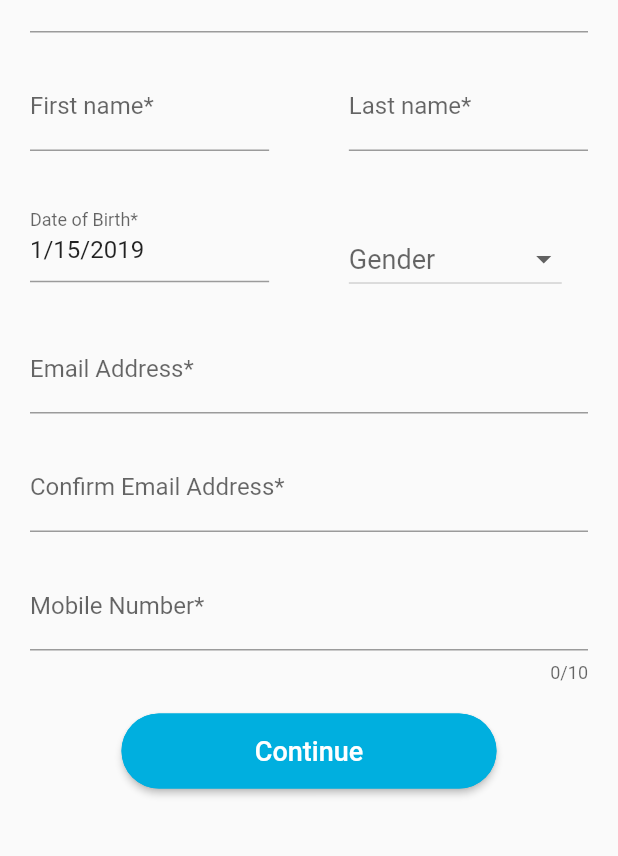
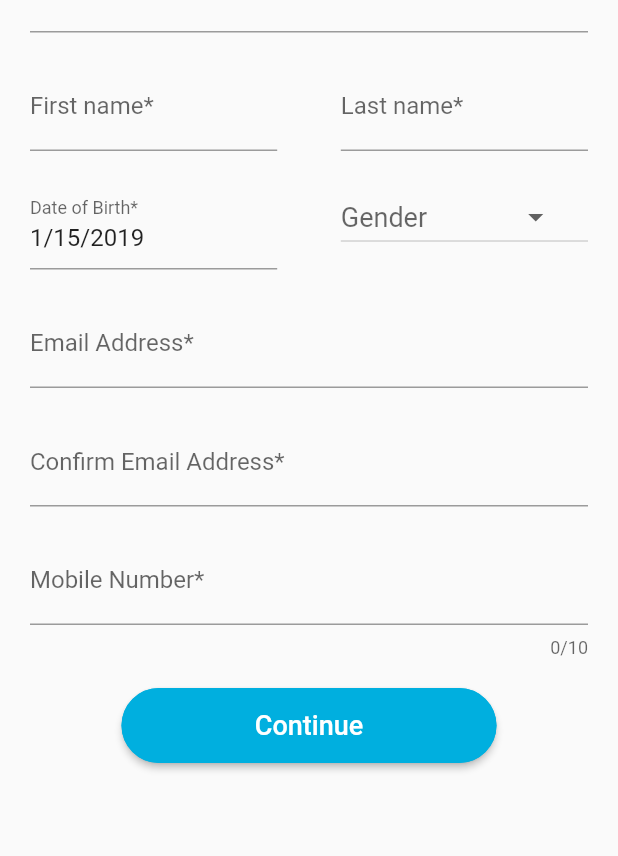
Before and after one commit to Ahmed-Husnein-Choudhury/Flutter-app-1, a Flutter app: the MemberRegistration screen opened by its route, on a phone screen of 412 x 824 dp, the part 380-1236 px from its top. Run offline on Flutter 3.47's test engine with Material 2 defaults, Android fonts, the light colour scheme and no system bars; our stand-ins replace camera, image_picker, percent_indicator, shared_preferences, video_player; missing offline and left inert: flutter_cupertino_date_picker, simple_permissions; accounts and stored records are empty.

Commit message:
QA v3 completed.

```diff
--- a/lib/screens/member_registration.dart
+++ b/lib/screens/member_registration.dart
@@ -432,7 +432,10 @@ class _MemberRegistrationState extends State<MemberRegistration> {
 
   // widget for choosing date of birth
   Widget dobField(BuildContext context) {
-    return TextField(
+    return
+      Container(
+        width: MediaQuery.of(context).size.width/2.5,
+      child:TextField(
       keyboardType: TextInputType.datetime,
       controller: dobController,
       textInputAction: TextInputAction.none,
@@ -441,7 +444,7 @@ class _MemberRegistrationState extends State<MemberRegistration> {
       decoration: InputDecoration(
         labelText: "Date of Birth*",
       ),
-    );
+    ));
   }
 
   // defining the instructional text widget
@@ -473,43 +476,57 @@ class _MemberRegistrationState extends State<MemberRegistration> {
 
   // first name widget
   Widget firstNameField() {
-    return TextFormField(
+    return Container(
+      width: MediaQuery.of(context).size.width/2.5,
+      child:TextFormField(
       validator: validateFirstName,
       onSaved: (String firstName) {
         this.firstName = firstName;
       },
       decoration: InputDecoration(labelText: "First name*"),
-    );
+    ));
   }
 
   // last name widget
   Widget lastNameField() {
-    return TextFormField(
+    return Container(
+        width: MediaQuery.of(context).size.width/2.5,
+        child:TextFormField(
       validator: validateLastName,
       onSaved: (String lastName) {
         this.lastName = lastName;
       },
       decoration: InputDecoration(labelText: "Last name*"),
-    );
+    ));
   }
 
   // name widget
   Widget nameFieldRow() {
     return Container(
-      child: Row(
+//      child: Row(
+//        children: <Widget>[
+//          Expanded(
+//            child: firstNameField(),
+//            flex: 3,
+//          ),
+//          Expanded(
+//            child: SizedBox(),
+//            flex: 1,
+//          ),
+//          Expanded(
+//            child: lastNameField(),
+//            flex: 3,
+//          ),
+//        ],
+//      ),
+    child: Stack(
       children: <Widget>[
-          Expanded(
+        Align(alignment: Alignment.centerLeft,
         child: firstNameField(),
-            flex: 3,
         ),
-          Expanded(
-            child: SizedBox(),
-            flex: 1,
-          ),
-          Expanded(
+        Align(alignment: Alignment.centerRight,
         child: lastNameField(),
-            flex: 3,
-          ),
+        )
       ],
     ),
     );
@@ -523,11 +540,8 @@ class _MemberRegistrationState extends State<MemberRegistration> {
 
   // gender widget
   Widget genderWidget() {
-    return Row(
-      mainAxisAlignment: MainAxisAlignment.start,
-      children: <Widget>[
-        Container(
-          padding: EdgeInsets.only(top: 28.0),
+    return Container(
+      width: MediaQuery.of(context).size.width/2.5,
             child: DropdownButton(
           hint: Text("Gender",style: TextStyle(fontSize:18.0 ),),
           value: gender,
@@ -538,8 +552,8 @@ class _MemberRegistrationState extends State<MemberRegistration> {
             _setGender(gender);
           },
         ))
-      ],
-    );
+
+    ;
   }
 
   // email widget
@@ -621,8 +635,6 @@ class _MemberRegistrationState extends State<MemberRegistration> {
                 nameFieldRow(),
                 spacer(gapHeight: 20.0),
                 dobFieldGenderRow(context),
-//              spacer(gapHeight: 20.0),
-//              genderWidget(),
                 spacer(gapHeight: 20.0),
                 emailField(),
                 spacer(gapHeight: 20.0),
@@ -640,17 +652,30 @@ class _MemberRegistrationState extends State<MemberRegistration> {
 
   Widget dobFieldGenderRow(BuildContext context) {
     return Container(
-      child: Row(
-       // crossAxisAlignment: CrossAxisAlignment.baseline,
+
+//      child: Row(
+//       // crossAxisAlignment: CrossAxisAlignment.baseline,
+//        children: <Widget>[
+//          Expanded(
+//            child: dobField(context),
+//            flex: 3,
+//          ),
+//          Expanded(child: SizedBox(),flex: 1,),
+//          Expanded(
+//            child: genderWidget(),
+//            flex: 3,
+//          )
+//        ],
+//      ),
+    child: Stack(
       children: <Widget>[
-          Expanded(
-            child: dobField(context),
-            flex: 3,
+        Align(
+          alignment: Alignment.centerLeft,
+          child:  dobField(context)
         ),
-          Expanded(child: SizedBox(),flex: 1,),
-          Expanded(
+        Align(
+          alignment: Alignment.bottomRight,
           child: genderWidget(),
-            flex: 3,
         )
       ],
     ),
--- a/lib/screens/referrals_and_authorizations.dart
+++ b/lib/screens/referrals_and_authorizations.dart
@@ -24,7 +24,7 @@ class _ReferralsAndAuthorizationsState extends State<ReferralsAndAuthorizations>
                 fontWeight: FontWeight.bold,
                 height: 1.0,
                 fontSize: 15.0,
-                color: Color(0XFF6A6A6A)
+                color: Color(0XFFA9A9A9)
               ),
             ),
             SizedBox(
@@ -33,9 +33,9 @@ class _ReferralsAndAuthorizationsState extends State<ReferralsAndAuthorizations>
             Text(
               subTitle,
               style: TextStyle(
-                  color: Colors.grey,
+                  color: Colors.black,
                   height: 1.0,
-                  fontSize: 13.0
+                  fontSize: 13.0,
               ),
             )
           ],
--- a/lib/screens/your_plan_details.dart
+++ b/lib/screens/your_plan_details.dart
@@ -47,7 +47,7 @@ class _State extends State<YourPlanDetails> {
       animationDuration: 2000,
       lineHeight: 30.0,
       percent: getCopayPercentage(copay),
-      center: Text("\$${copay.toString()} out of \$200.00",style: TextStyle(color: Colors.white),),
+      center: Text("\$${copay.toStringAsFixed(2)} out of \$200.00",style: TextStyle(color: Colors.white),),
       linearStrokeCap: LinearStrokeCap.roundAll,
       progressColor:  Color(0XFF00AFDF),
       backgroundColor: Color(0XFFD4D4D4),
@@ -59,7 +59,7 @@ class _State extends State<YourPlanDetails> {
       animationDuration: 2000,
       lineHeight: 30.0,
       percent: getDeductiblePercentage(deductible),
-      center: Text("\$${double.parse(deductible.toStringAsFixed(2))} out of \$500.00",style: TextStyle(color: Colors.white),),
+      center: Text("\$${deductible.toStringAsFixed(2)} out of \$500.00",style: TextStyle(color: Colors.white),),
       linearStrokeCap: LinearStrokeCap.roundAll,
       progressColor:  Color(0XFF1EE3B7),
       backgroundColor: Color(0XFFD4D4D4),
@@ -71,7 +71,7 @@ class _State extends State<YourPlanDetails> {
       animationDuration: 2000,
       lineHeight: 30.0,
       percent: getOutOfPocketMaxPercentage(outOfPocketMax),
-      center: Text("\$${outOfPocketMax.toString()} out of \$1500.00",style: TextStyle(color: Colors.white),),
+      center: Text("\$${outOfPocketMax.toStringAsFixed(2)} out of \$1500.00",style: TextStyle(color: Colors.white),),
       linearStrokeCap: LinearStrokeCap.roundAll,
       progressColor:  Color(0XFF00AFDF),
       backgroundColor: Color(0XFFD4D4D4),
```
Also changed, not shown: lib/screens/claim_and_appointments.dart (+7 -4 lines), lib/screens/claim_and_appointments_details.dart (+9 -8 lines), lib/screens/healthplan_ID.dart (+10 -4 lines). Lines whose indentation alone changed are shown as unchanged.
